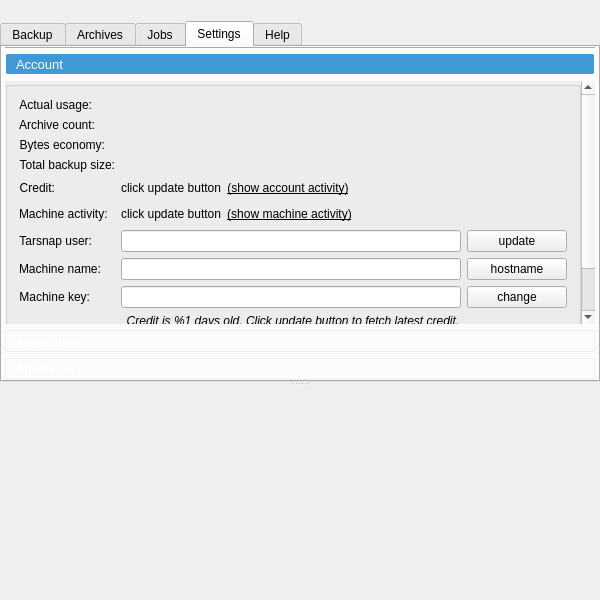
The window that forms/mainwindow.ui (Tarsnap/tarsnap-gui) describes before a commit, drawn with Qt 5.
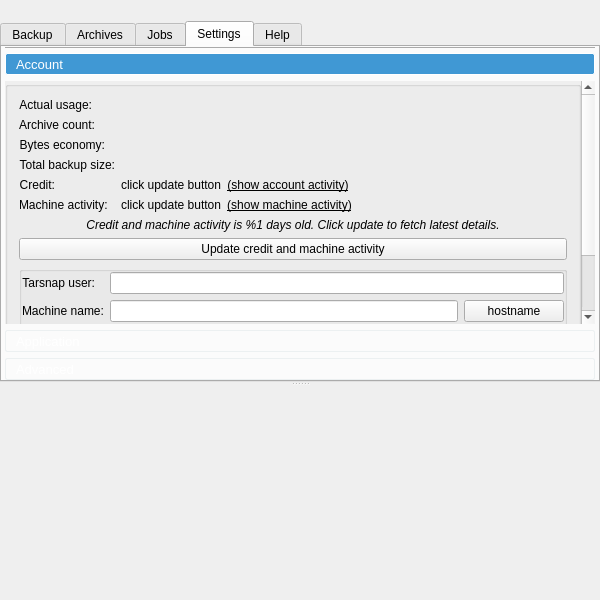
The same window after the commit. The open tabs and pages were chosen to show the change. Icons and pictures are not drawn. Custom widgets are drawn as their Qt base class.

Commit message: Improvements to Settings->Account page.

What changed in the file:
```diff
--- a/forms/mainwindow.ui
+++ b/forms/mainwindow.ui
@@ -1086,7 +1086,7 @@
                         <property name="sizeHint" stdset="0">
                          <size>
                           <width>40</width>
-                          <height>20</height>
+                          <height>0</height>
                          </size>
                         </property>
                        </spacer>
@@ -1158,15 +1158,15 @@
                         <property name="sizeHint" stdset="0">
                          <size>
                           <width>40</width>
-                          <height>20</height>
+                          <height>0</height>
                          </size>
                         </property>
                        </spacer>
                       </item>
                      </layout>
                     </item>
-                    <item row="9" column="0" colspan="2">
-                     <widget class="QLabel" name="outOfDateNoticeLabel">
+                    <item row="6" column="0" colspan="2">
+                     <widget class="ElidedLabel" name="outOfDateNoticeLabel">
                       <property name="font">
                        <font>
                         <italic>true</italic>
@@ -1176,14 +1176,47 @@
                        <string>Displayed credit might be out of date, click update button to fetch latest account details</string>
                       </property>
                       <property name="text">
-                       <string>Credit is %1 days old. Click update button to fetch latest credit.</string>
+                       <string>Credit and machine activity is %1 days old. Click update to fetch latest details.</string>
                       </property>
                       <property name="alignment">
                        <set>Qt::AlignCenter</set>
                       </property>
                      </widget>
                     </item>
-                    <item row="6" column="0">
+                    <item row="7" column="0" colspan="2">
+                     <widget class="QPushButton" name="updateAccountButton">
+                      <property name="toolTip">
+                       <string>Login to Tarsnap website to update credit and machine activity &lt;span style=&quot;color:gray;font-size:small&quot;&gt;%1&lt;/span&gt;</string>
+                      </property>
+                      <property name="text">
+                       <string>Update credit and machine activity</string>
+                      </property>
+                     </widget>
+                    </item>
+                   </layout>
+                  </item>
+                  <item>
+                   <widget class="QGroupBox" name="groupBox_2">
+                    <property name="title">
+                     <string/>
+                    </property>
+                    <layout class="QFormLayout" name="formLayout">
+                     <property name="fieldGrowthPolicy">
+                      <enum>QFormLayout::ExpandingFieldsGrow</enum>
+                     </property>
+                     <property name="leftMargin">
+                      <number>0</number>
+                     </property>
+                     <property name="topMargin">
+                      <number>0</number>
+                     </property>
+                     <property name="rightMargin">
+                      <number>0</number>
+                     </property>
+                     <property name="bottomMargin">
+                      <number>0</number>
+                     </property>
+                     <item row="0" column="0">
                      <widget class="QLabel" name="label">
                       <property name="text">
                        <string>Tarsnap user:</string>
@@ -1193,9 +1226,7 @@
                       </property>
                      </widget>
                     </item>
-                    <item row="6" column="1">
-                     <layout class="QHBoxLayout" name="horizontalLayout_11">
-                      <item>
+                     <item row="0" column="1">
                        <widget class="QLineEdit" name="accountUserLineEdit">
                         <property name="toolTip">
                          <string>E-mail address used to register on Tarsnap.com</string>
@@ -1205,37 +1236,7 @@
                         </property>
                        </widget>
                       </item>
-                      <item>
-                       <widget class="QPushButton" name="updateAccountButton">
-                        <property name="sizePolicy">
-                         <sizepolicy hsizetype="Fixed" vsizetype="Fixed">
-                          <horstretch>0</horstretch>
-                          <verstretch>0</verstretch>
-                         </sizepolicy>
-                        </property>
-                        <property name="minimumSize">
-                         <size>
-                          <width>100</width>
-                          <height>0</height>
-                         </size>
-                        </property>
-                        <property name="maximumSize">
-                         <size>
-                          <width>100</width>
-                          <height>16777215</height>
-                         </size>
-                        </property>
-                        <property name="toolTip">
-                         <string>Login to Tarsnap website to update credit and machine activity &lt;span style=&quot;color:gray;font-size:small&quot;&gt;%1&lt;/span&gt;</string>
-                        </property>
-                        <property name="text">
-                         <string>update</string>
-                        </property>
-                       </widget>
-                      </item>
-                     </layout>
-                    </item>
-                    <item row="7" column="0">
+                     <item row="1" column="0">
                      <widget class="QLabel" name="label_19">
                       <property name="text">
                        <string>Machine name:</string>
@@ -1245,7 +1246,7 @@
                       </property>
                      </widget>
                     </item>
-                    <item row="7" column="1">
+                     <item row="1" column="1">
                      <layout class="QHBoxLayout" name="horizontalLayout_3">
                       <item>
                        <widget class="QLineEdit" name="accountMachineLineEdit">
@@ -1290,7 +1291,7 @@
                       </item>
                      </layout>
                     </item>
-                    <item row="8" column="0">
+                     <item row="2" column="0">
                      <widget class="QLabel" name="label_11">
                       <property name="text">
                        <string>Machine key:</string>
@@ -1300,7 +1301,7 @@
                       </property>
                      </widget>
                     </item>
-                    <item row="8" column="1">
+                     <item row="2" column="1">
                      <layout class="QHBoxLayout" name="horizontalLayout_9">
                       <item>
                        <widget class="QLineEdit" name="accountMachineKeyLineEdit">
@@ -1346,6 +1347,19 @@
                      </layout>
                     </item>
                    </layout>
+                    <zorder>accountMachineKeyLineEdit</zorder>
+                    <zorder></zorder>
+                    <zorder>label_11</zorder>
+                    <zorder>accountUserLineEdit</zorder>
+                    <zorder>label_19</zorder>
+                    <zorder>label</zorder>
+                    <zorder></zorder>
+                    <zorder></zorder>
+                    <zorder>label_11</zorder>
+                    <zorder>accountUserLineEdit</zorder>
+                    <zorder>label_19</zorder>
+                    <zorder>label</zorder>
+                   </widget>
                   </item>
                  </layout>
                 </widget>
```
Left out of the diff: 3 changed lines with no effect on the pictures. Lines whose indentation alone changed are shown as unchanged.
